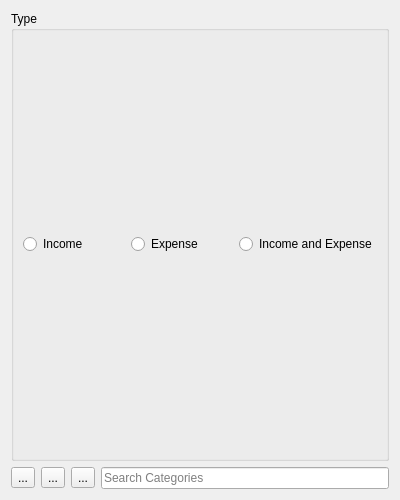
First picture: the form in src/views/ui_files/forms/category_form.ui, repository JakubFranek/Kapytal, before the edit.
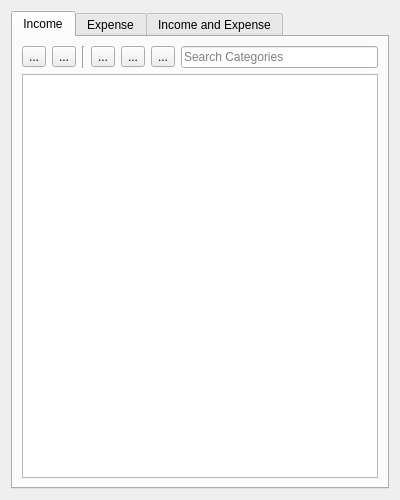
Second picture: the form after the edit.

Commit message: Restructure Category Form to use 3 tree views

What changed in the file:
```diff
--- a/src/views/ui_files/forms/category_form.ui
+++ b/src/views/ui_files/forms/category_form.ui
@@ -19,78 +19,202 @@
   <property name="locale">
    <locale language="English" country="UnitedKingdom"/>
   </property>
-  <layout class="QHBoxLayout" name="horizontalLayout">
-   <item>
     <layout class="QVBoxLayout" name="verticalLayout">
      <item>
-      <widget class="QGroupBox" name="typeGroupBox">
-       <property name="title">
-        <string>Type</string>
-       </property>
-       <layout class="QHBoxLayout" name="horizontalLayout_2">
-        <item>
-         <widget class="QRadioButton" name="incomeRadioButton">
-          <property name="text">
+    <widget class="QTabWidget" name="tabWidget">
+     <property name="currentIndex">
+      <number>0</number>
+     </property>
+     <widget class="QWidget" name="incomeTab">
+      <attribute name="title">
            <string>Income</string>
+      </attribute>
+      <layout class="QVBoxLayout" name="verticalLayout_2">
+       <item>
+        <layout class="QHBoxLayout" name="incomeHorizontalLayout">
+         <item>
+          <widget class="QToolButton" name="incomeExpandAllToolButton">
+           <property name="text">
+            <string>...</string>
           </property>
          </widget>
         </item>
         <item>
-         <widget class="QRadioButton" name="expenseRadioButton">
+          <widget class="QToolButton" name="incomeCollapseAllToolButton">
           <property name="text">
+            <string>...</string>
+           </property>
+          </widget>
+         </item>
+         <item>
+          <widget class="Line" name="incomeLine">
+           <property name="orientation">
+            <enum>Qt::Vertical</enum>
+           </property>
+          </widget>
+         </item>
+         <item>
+          <widget class="QToolButton" name="incomeAddToolButton">
+           <property name="text">
+            <string>...</string>
+           </property>
+          </widget>
+         </item>
+         <item>
+          <widget class="QToolButton" name="incomeEditToolButton">
+           <property name="text">
+            <string>...</string>
+           </property>
+          </widget>
+         </item>
+         <item>
+          <widget class="QToolButton" name="incomeRemoveToolButton">
+           <property name="text">
+            <string>...</string>
+           </property>
+          </widget>
+         </item>
+         <item>
+          <widget class="QLineEdit" name="incomeSearchLineEdit">
+           <property name="placeholderText">
+            <string>Search Categories</string>
+           </property>
+          </widget>
+         </item>
+        </layout>
+       </item>
+       <item>
+        <widget class="QTreeView" name="incomeTreeView"/>
+       </item>
+      </layout>
+     </widget>
+     <widget class="QWidget" name="expenseTab">
+      <attribute name="title">
            <string>Expense</string>
+      </attribute>
+      <layout class="QVBoxLayout" name="verticalLayout_3">
+       <item>
+        <layout class="QHBoxLayout" name="expenseHorizontalLayout">
+         <item>
+          <widget class="QToolButton" name="expenseExpandAllToolButton">
+           <property name="text">
+            <string>...</string>
           </property>
          </widget>
         </item>
         <item>
-         <widget class="QRadioButton" name="incomeAndExpenseRadioButton">
+          <widget class="QToolButton" name="expenseCollapseAllToolButton">
           <property name="text">
+            <string>...</string>
+           </property>
+          </widget>
+         </item>
+         <item>
+          <widget class="Line" name="expenseLine">
+           <property name="orientation">
+            <enum>Qt::Vertical</enum>
+           </property>
+          </widget>
+         </item>
+         <item>
+          <widget class="QToolButton" name="expenseAddToolButton">
+           <property name="text">
+            <string>...</string>
+           </property>
+          </widget>
+         </item>
+         <item>
+          <widget class="QToolButton" name="expenseEditToolButton">
+           <property name="text">
+            <string>...</string>
+           </property>
+          </widget>
+         </item>
+         <item>
+          <widget class="QToolButton" name="expenseRemoveToolButton">
+           <property name="text">
+            <string>...</string>
+           </property>
+          </widget>
+         </item>
+         <item>
+          <widget class="QLineEdit" name="expenseSearchLineEdit">
+           <property name="placeholderText">
+            <string>Search Categories</string>
+           </property>
+          </widget>
+         </item>
+        </layout>
+       </item>
+       <item>
+        <widget class="QTreeView" name="expenseTreeView"/>
+       </item>
+      </layout>
+     </widget>
+     <widget class="QWidget" name="incomeAndExpenseTab">
+      <attribute name="title">
            <string>Income and Expense</string>
+      </attribute>
+      <layout class="QVBoxLayout" name="verticalLayout_4">
+       <item>
+        <layout class="QHBoxLayout" name="incomeAndExpenseHorizontalLayout">
+         <item>
+          <widget class="QToolButton" name="incomeAndExpenseExpandAllToolButton">
+           <property name="text">
+            <string>...</string>
           </property>
          </widget>
         </item>
-       </layout>
+         <item>
+          <widget class="QToolButton" name="incomeAndExpenseCollapseAllToolButton">
+           <property name="text">
+            <string>...</string>
+           </property>
       </widget>
      </item>
      <item>
-      <layout class="QHBoxLayout" name="controlsHorizontalLayout">
+          <widget class="Line" name="incomeAndExpenseLine">
+           <property name="orientation">
+            <enum>Qt::Vertical</enum>
+           </property>
+          </widget>
+         </item>
        <item>
-        <widget class="QToolButton" name="expandAllToolButton">
+          <widget class="QToolButton" name="incomeAndExpenseAddToolButton">
          <property name="text">
           <string>...</string>
          </property>
         </widget>
        </item>
        <item>
-        <widget class="QToolButton" name="collapseAllToolButton">
+          <widget class="QToolButton" name="incomeAndExpenseEditToolButton">
          <property name="text">
           <string>...</string>
          </property>
         </widget>
        </item>
        <item>
-        <widget class="QToolButton" name="addToolButton">
+          <widget class="QToolButton" name="incomeAndExpenseRemoveToolButton">
          <property name="text">
           <string>...</string>
          </property>
         </widget>
        </item>
        <item>
-        <widget class="QLineEdit" name="searchLineEdit">
-         <property name="toolTip">
-          <string>&lt;html&gt;&lt;head/&gt;&lt;body&gt;&lt;p&gt;Special characters:&lt;br/&gt;* matches zero or more of any characters&lt;br/&gt;? matches any single character&lt;br/&gt;[...] matches any character within square brackets&lt;/p&gt;&lt;/body&gt;&lt;/html&gt;</string>
-         </property>
+          <widget class="QLineEdit" name="incomeAndExpenseSearchLineEdit">
          <property name="placeholderText">
           <string>Search Categories</string>
          </property>
-         <property name="clearButtonEnabled">
-          <bool>true</bool>
-         </property>
         </widget>
        </item>
       </layout>
      </item>
-    </layout>
+       <item>
+        <widget class="QTreeView" name="incomeAndExpenseTreeView"/>
+       </item>
+      </layout>
+     </widget>
+    </widget>
    </item>
   </layout>
  </widget>
```
Left out of the diff: 36 changed lines with no effect on the pictures. Lines whose indentation alone changed are shown as unchanged. The commit also changes 8 other files.
